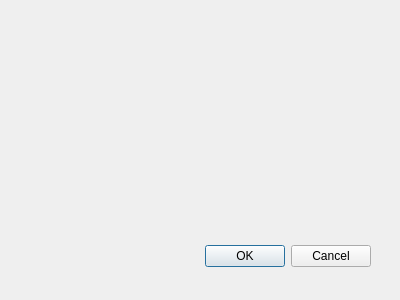
First picture: the form in SettingsDialog.ui, repository tvz-041/MicSwitcher, before the edit.
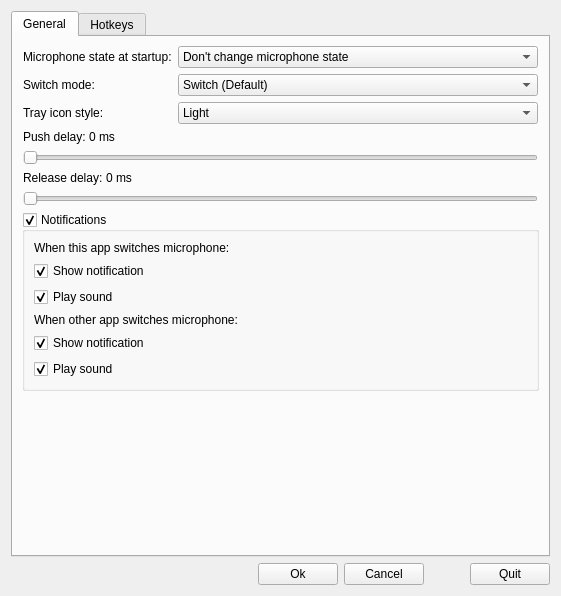
Second picture: the form after the edit.

Commit message: Settings dialog draft

```diff
--- a/SettingsDialog.ui
+++ b/SettingsDialog.ui
@@ -8,29 +8,464 @@
    <rect>
     <x>0</x>
     <y>0</y>
-    <width>400</width>
-    <height>300</height>
+    <width>561</width>
+    <height>596</height>
    </rect>
   </property>
   <property name="windowTitle">
    <string>Dialog</string>
   </property>
-  <widget class="QDialogButtonBox" name="buttonBox">
-   <property name="geometry">
-    <rect>
-     <x>30</x>
-     <y>240</y>
-     <width>341</width>
-     <height>32</height>
-    </rect>
-   </property>
-   <property name="orientation">
-    <enum>Qt::Horizontal</enum>
-   </property>
-   <property name="standardButtons">
-    <set>QDialogButtonBox::Cancel|QDialogButtonBox::Ok</set>
-   </property>
-  </widget>
+  <layout class="QVBoxLayout" name="verticalLayout_settingsDialog">
+   <item>
+    <widget class="QTabWidget" name="tabWidget">
+     <property name="currentIndex">
+      <number>0</number>
+     </property>
+     <widget class="QWidget" name="tab_general">
+      <attribute name="title">
+       <string>General</string>
+      </attribute>
+      <layout class="QVBoxLayout" name="verticalLayout_general">
+       <item>
+        <layout class="QFormLayout" name="formLayout">
+         <property name="leftMargin">
+          <number>1</number>
+         </property>
+         <property name="rightMargin">
+          <number>1</number>
+         </property>
+         <item row="1" column="0">
+          <widget class="QLabel" name="label_switchMode">
+           <property name="text">
+            <string>Switch mode:</string>
+           </property>
+          </widget>
+         </item>
+         <item row="1" column="1">
+          <widget class="QComboBox" name="comboBox_switchMode">
+           <property name="currentIndex">
+            <number>0</number>
+           </property>
+           <item>
+            <property name="text">
+             <string>Switch (Default)</string>
+            </property>
+           </item>
+           <item>
+            <property name="text">
+             <string>Push-To-Talk</string>
+            </property>
+           </item>
+           <item>
+            <property name="text">
+             <string>Push-To-Mute</string>
+            </property>
+           </item>
+          </widget>
+         </item>
+         <item row="0" column="1">
+          <widget class="QComboBox" name="comboBox_setMicOnStartup">
+           <property name="currentIndex">
+            <number>0</number>
+           </property>
+           <item>
+            <property name="text">
+             <string>Don't change microphone state</string>
+            </property>
+           </item>
+           <item>
+            <property name="text">
+             <string>Set microphone enabled</string>
+            </property>
+           </item>
+           <item>
+            <property name="text">
+             <string>Set microphone disabled</string>
+            </property>
+           </item>
+          </widget>
+         </item>
+         <item row="2" column="0">
+          <widget class="QLabel" name="label_trayIconStyle">
+           <property name="text">
+            <string>Tray icon style:</string>
+           </property>
+          </widget>
+         </item>
+         <item row="2" column="1">
+          <widget class="QComboBox" name="comboBox_trayIconStyle">
+           <item>
+            <property name="text">
+             <string>Light</string>
+            </property>
+           </item>
+           <item>
+            <property name="text">
+             <string>Dark</string>
+            </property>
+           </item>
+          </widget>
+         </item>
+         <item row="0" column="0">
+          <widget class="QLabel" name="label_setMicOnStartup">
+           <property name="text">
+            <string>Microphone state at startup:</string>
+           </property>
+          </widget>
+         </item>
+        </layout>
+       </item>
+       <item>
+        <layout class="QVBoxLayout" name="verticalLayout_pushDelay">
+         <property name="leftMargin">
+          <number>1</number>
+         </property>
+         <property name="rightMargin">
+          <number>1</number>
+         </property>
+         <item>
+          <layout class="QHBoxLayout" name="horizontalLayout_pushDelayLabels" stretch="0,0,1">
+           <property name="spacing">
+            <number>3</number>
+           </property>
+           <item>
+            <widget class="QLabel" name="label_pushDelay">
+             <property name="text">
+              <string>Push delay:</string>
+             </property>
+            </widget>
+           </item>
+           <item>
+            <widget class="QLabel" name="label_pushDelayValue">
+             <property name="text">
+              <string>0</string>
+             </property>
+            </widget>
+           </item>
+           <item>
+            <widget class="QLabel" name="label_pushDelaySuffix">
+             <property name="text">
+              <string>ms</string>
+             </property>
+            </widget>
+           </item>
+          </layout>
+         </item>
+         <item>
+          <widget class="QSlider" name="horizontalSlider_pushDelay">
+           <property name="maximum">
+            <number>3000</number>
+           </property>
+           <property name="orientation">
+            <enum>Qt::Horizontal</enum>
+           </property>
+           <property name="tickPosition">
+            <enum>QSlider::NoTicks</enum>
+           </property>
+          </widget>
+         </item>
+        </layout>
+       </item>
+       <item>
+        <layout class="QVBoxLayout" name="verticalLayout_releaseDelay">
+         <property name="leftMargin">
+          <number>1</number>
+         </property>
+         <property name="rightMargin">
+          <number>1</number>
+         </property>
+         <item>
+          <layout class="QHBoxLayout" name="horizontalLayout_releaseDelayLabels" stretch="0,0,1">
+           <property name="spacing">
+            <number>3</number>
+           </property>
+           <item>
+            <widget class="QLabel" name="label_releaseDelay">
+             <property name="text">
+              <string>Release delay:</string>
+             </property>
+            </widget>
+           </item>
+           <item>
+            <widget class="QLabel" name="label_releaseDelayValue">
+             <property name="text">
+              <string>0</string>
+             </property>
+            </widget>
+           </item>
+           <item>
+            <widget class="QLabel" name="label_releaseDelaySuffix">
+             <property name="text">
+              <string>ms</string>
+             </property>
+            </widget>
+           </item>
+          </layout>
+         </item>
+         <item>
+          <widget class="QSlider" name="horizontalSlider_releaseDelay">
+           <property name="maximum">
+            <number>3000</number>
+           </property>
+           <property name="orientation">
+            <enum>Qt::Horizontal</enum>
+           </property>
+           <property name="tickPosition">
+            <enum>QSlider::NoTicks</enum>
+           </property>
+          </widget>
+         </item>
+        </layout>
+       </item>
+       <item>
+        <widget class="QGroupBox" name="groupBox_notifications">
+         <property name="title">
+          <string>Notifications</string>
+         </property>
+         <property name="checkable">
+          <bool>true</bool>
+         </property>
+         <layout class="QVBoxLayout" name="verticalLayout_6">
+          <item>
+           <layout class="QVBoxLayout" name="verticalLayout_selfSwitchesNotifications">
+            <item>
+             <widget class="QLabel" name="label_selfSwitchesNotifications">
+              <property name="text">
+               <string>When this app switches microphone:</string>
+              </property>
+             </widget>
+            </item>
+            <item>
+             <widget class="QCheckBox" name="checkBox_selfSwitchesShowNotification">
+              <property name="text">
+               <string>Show notification</string>
+              </property>
+              <property name="checked">
+               <bool>true</bool>
+              </property>
+             </widget>
+            </item>
+            <item>
+             <widget class="QCheckBox" name="checkBox_selfSwitchesPlaySound">
+              <property name="text">
+               <string>Play sound</string>
+              </property>
+              <property name="checked">
+               <bool>true</bool>
+              </property>
+             </widget>
+            </item>
+           </layout>
+          </item>
+          <item>
+           <layout class="QVBoxLayout" name="verticalLayout_otherSwitchesNotifications">
+            <item>
+             <widget class="QLabel" name="label_otherSwitchesNotifications">
+              <property name="text">
+               <string>When other app switches microphone:</string>
+              </property>
+             </widget>
+            </item>
+            <item>
+             <widget class="QCheckBox" name="checkBox_otherSwitchesShowNotification">
+              <property name="text">
+               <string>Show notification</string>
+              </property>
+              <property name="checked">
+               <bool>true</bool>
+              </property>
+             </widget>
+            </item>
+            <item>
+             <widget class="QCheckBox" name="checkBox_otherSwitchesPlaySound">
+              <property name="text">
+               <string>Play sound</string>
+              </property>
+              <property name="checked">
+               <bool>true</bool>
+              </property>
+             </widget>
+            </item>
+           </layout>
+          </item>
+         </layout>
+        </widget>
+       </item>
+       <item>
+        <spacer name="verticalSpacer">
+         <property name="orientation">
+          <enum>Qt::Vertical</enum>
+         </property>
+         <property name="sizeHint" stdset="0">
+          <size>
+           <width>20</width>
+           <height>84</height>
+          </size>
+         </property>
+        </spacer>
+       </item>
+      </layout>
+     </widget>
+     <widget class="QWidget" name="tab_hotkeys">
+      <attribute name="title">
+       <string>Hotkeys</string>
+      </attribute>
+      <layout class="QVBoxLayout" name="verticalLayout_hotkeys">
+       <item>
+        <layout class="QHBoxLayout" name="horizontalLayout_hotkeysType">
+         <item>
+          <widget class="QLabel" name="label_hotkeysType">
+           <property name="text">
+            <string>Hotkeys type:</string>
+           </property>
+          </widget>
+         </item>
+         <item>
+          <widget class="QComboBox" name="comboBox_hotkeysType">
+           <item>
+            <property name="text">
+             <string>Switch microphone / Push-To-Talk / Push-To-Mute</string>
+            </property>
+           </item>
+           <item>
+            <property name="text">
+             <string>Enable microphone</string>
+            </property>
+           </item>
+           <item>
+            <property name="text">
+             <string>Disable microphone</string>
+            </property>
+           </item>
+          </widget>
+         </item>
+        </layout>
+       </item>
+       <item>
+        <widget class="QTableView" name="tableView_switchMicHotkeys">
+         <property name="dragDropMode">
+          <enum>QAbstractItemView::InternalMove</enum>
+         </property>
+         <property name="alternatingRowColors">
+          <bool>true</bool>
+         </property>
+         <property name="selectionMode">
+          <enum>QAbstractItemView::SingleSelection</enum>
+         </property>
+         <property name="selectionBehavior">
+          <enum>QAbstractItemView::SelectRows</enum>
+         </property>
+         <attribute name="verticalHeaderStretchLastSection">
+          <bool>true</bool>
+         </attribute>
+        </widget>
+       </item>
+       <item>
+        <layout class="QHBoxLayout" name="horizontalLayout_hotkeysButtons">
+         <item>
+          <spacer name="horizontalSpacer_hotkeysButtonsLeft">
+           <property name="orientation">
+            <enum>Qt::Horizontal</enum>
+           </property>
+           <property name="sizeHint" stdset="0">
+            <size>
+             <width>40</width>
+             <height>20</height>
+            </size>
+           </property>
+          </spacer>
+         </item>
+         <item>
+          <widget class="QPushButton" name="pushButton_addHotkey">
+           <property name="text">
+            <string>Add new hotkey</string>
+           </property>
+          </widget>
+         </item>
+         <item>
+          <widget class="QPushButton" name="pushButton_removeHotkey">
+           <property name="enabled">
+            <bool>false</bool>
+           </property>
+           <property name="text">
+            <string>Remove selected hotkey</string>
+           </property>
+          </widget>
+         </item>
+         <item>
+          <spacer name="horizontalSpacer_hotkeysButtonsRight">
+           <property name="orientation">
+            <enum>Qt::Horizontal</enum>
+           </property>
+           <property name="sizeHint" stdset="0">
+            <size>
+             <width>40</width>
+             <height>20</height>
+            </size>
+           </property>
+          </spacer>
+         </item>
+        </layout>
+       </item>
+      </layout>
+     </widget>
+    </widget>
+   </item>
+   <item>
+    <layout class="QHBoxLayout" name="horizontalLayout_dialogButtons">
+     <item>
+      <spacer name="horizontalSpacer_dialogButtonsLeft">
+       <property name="orientation">
+        <enum>Qt::Horizontal</enum>
+       </property>
+       <property name="sizeHint" stdset="0">
+        <size>
+         <width>40</width>
+         <height>20</height>
+        </size>
+       </property>
+      </spacer>
+     </item>
+     <item>
+      <widget class="QPushButton" name="pushButton_ok">
+       <property name="text">
+        <string>Ok</string>
+       </property>
+      </widget>
+     </item>
+     <item>
+      <widget class="QPushButton" name="pushButton_cancel">
+       <property name="text">
+        <string>Cancel</string>
+       </property>
+      </widget>
+     </item>
+     <item>
+      <spacer name="horizontalSpacer_dialogButtonsRight">
+       <property name="orientation">
+        <enum>Qt::Horizontal</enum>
+       </property>
+       <property name="sizeType">
+        <enum>QSizePolicy::Fixed</enum>
+       </property>
+       <property name="sizeHint" stdset="0">
+        <size>
+         <width>40</width>
+         <height>20</height>
+        </size>
+       </property>
+      </spacer>
+     </item>
+     <item>
+      <widget class="QPushButton" name="pushButton_quit">
+       <property name="text">
+        <string>Quit</string>
+       </property>
+      </widget>
+     </item>
+    </layout>
+   </item>
+  </layout>
  </widget>
  <pixmapfunction/>
  <resources/>
```
Left out of the diff: 40 changed lines with no effect on the pictures. The commit also changes 3 other files.
